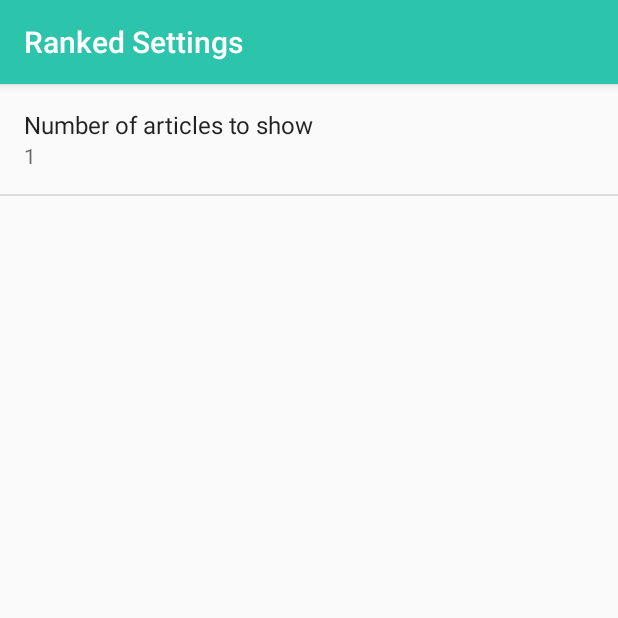
After one commit to Yosolita1978/RankedFeedApp, an Android app: the SettingsActivity screen opened directly, with no data from a screen before it, on a phone screen of 412 x 824 dp, the top half of it. The commit adds this screen. Run offline under Robolectric (Android 15) with nearby library versions, the phone set to English and light mode, and no system bars.

Commit message:
It shows the Settings Activity but doesn't update the query when is changed

```diff
--- /dev/null
+++ b/app/src/main/java/co/yosola/ranked/SettingsActivity.java
@@ -0,0 +1,44 @@
+package co.yosola.ranked;
+
+import android.content.SharedPreferences;
+import android.os.Bundle;
+import android.preference.Preference;
+import android.preference.PreferenceFragment;
+import android.preference.PreferenceManager;
+import android.support.v7.app.AppCompatActivity;
+
+public class SettingsActivity extends AppCompatActivity {
+
+    @Override
+    protected void onCreate(Bundle savedInstanceState) {
+        super.onCreate(savedInstanceState);
+        setContentView(R.layout.settings_activity);
+    }
+
+    public static class RankedPreferenceFragment extends PreferenceFragment implements Preference.OnPreferenceChangeListener {
+
+        @Override
+        public void onCreate(Bundle savedInstanceState) {
+            super.onCreate(savedInstanceState);
+            addPreferencesFromResource(R.xml.settings_main);
+
+            Preference numArticlesToShow = findPreference(getString(R.string.settings_num_shown_key));
+            bindPreferenceSummaryToValue(numArticlesToShow);
+        }
+
+        @Override
+        public boolean onPreferenceChange(Preference preference, Object value) {
+            // The code in this method takes care of updating the displayed preference summary after it has been changed
+            String stringValue = value.toString();
+            preference.setSummary(stringValue);
+            return true;
+        }
+
+        private void bindPreferenceSummaryToValue(Preference preference) {
+            preference.setOnPreferenceChangeListener(this);
+            SharedPreferences preferences = PreferenceManager.getDefaultSharedPreferences(preference.getContext());
+            String preferenceString = preferences.getString(preference.getKey(), "");
+            onPreferenceChange(preference, preferenceString);
+        }
+    }
+}
--- a/app/src/main/res/values/strings.xml
+++ b/app/src/main/res/values/strings.xml
@@ -17,4 +17,12 @@
     <!-- Error message when there is no ranked articles [CHAR LIMIT=NONE] -->
     <string name="no_articles">Ranked is an entirely subjective countdown of a pop-cultural subject in the news of The Guardian. Unfortunate there are no articles found.  Please come back later and try again. </string>
 
+    <string name="settings_menu_item">Settings</string>
+    <string name="settings_title">Ranked Settings</string>
+
+    <string name="settings_num_shown_label">Number of articles to show</string>
+    <string name="settings_num_shown_key" translatable="false">page-size</string>
+    <string name="settings_num_shown_default" translatable="false">1</string>
+
+
 </resources>
--- /dev/null
+++ b/app/src/main/res/xml/settings_main.xml
@@ -0,0 +1,13 @@
+<?xml version="1.0" encoding="utf-8"?>
+<PreferenceScreen
+    xmlns:android="http://schemas.android.com/apk/res/android"
+    android:title="@string/settings_title">
+
+    <EditTextPreference
+        android:defaultValue="@string/settings_num_shown_default"
+        android:inputType="numberDecimal"
+        android:key="@string/settings_num_shown_key"
+        android:selectAllOnFocus="true"
+        android:title="@string/settings_num_shown_label" />
+
+</PreferenceScreen>
```
Also changed, not shown: app/src/main/AndroidManifest.xml (+8 -0 lines), app/src/main/java/co/yosola/ranked/MainActivity.java (+49 -3 lines), app/src/main/res/layout/settings_activity.xml (added, +9 -0 lines), app/src/main/res/menu/main.xml (added, +8 -0 lines).
